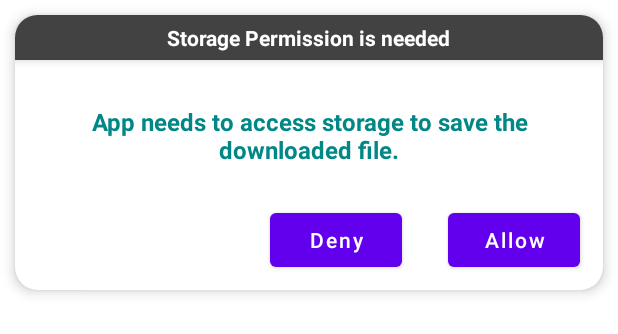
After one commit to Saawry/CmedFileDownload, an Android app: the layout dialog_ask_permission.xml on its own in the app's theme, with its tools: preview values and no code run, on a phone screen of 412 x 824 dp. The commit adds this screen. Shown: the top 334 px of the screen. Run offline under Robolectric (Android 15) with nearby library versions, the phone set to English and light mode, and no system bars.

Commit message:
Ask Runtime Storage Permission

```diff
--- a/app/build.gradle
+++ b/app/build.gradle
@@ -30,6 +30,9 @@ android {
     kotlinOptions {
         jvmTarget = '1.8'
     }
+    buildFeatures {
+        viewBinding true
+    }
 }
 
 dependencies {
--- a/app/src/main/AndroidManifest.xml
+++ b/app/src/main/AndroidManifest.xml
@@ -1,6 +1,11 @@
 <?xml version="1.0" encoding="utf-8"?>
 <manifest xmlns:android="http://schemas.android.com/apk/res/android"
     xmlns:tools="http://schemas.android.com/tools">
+
+    <uses-permission android:name="android.permission.INTERNET" />
+    <uses-permission android:name="android.permission.WRITE_EXTERNAL_STORAGE"
+        tools:ignore="ScopedStorage" />
+
 
     <application
         android:allowBackup="true"
@@ -8,6 +13,7 @@
         android:fullBackupContent="@xml/backup_rules"
         android:icon="@mipmap/ic_launcher"
         android:label="@string/app_name"
+        android:usesCleartextTraffic="true"
         android:supportsRtl="true"
         android:theme="@style/Theme.FileDownload"
         tools:targetApi="31">
--- /dev/null
+++ b/app/src/main/res/layout/dialog_ask_permission.xml
@@ -0,0 +1,105 @@
+<?xml version="1.0" encoding="utf-8"?>
+<androidx.cardview.widget.CardView xmlns:android="http://schemas.android.com/apk/res/android"
+    xmlns:app="http://schemas.android.com/apk/res-auto"
+    android:layout_width="match_parent"
+    android:layout_height="wrap_content"
+    android:layout_margin="10dp"
+    app:cardCornerRadius="15dp"
+    app:cardElevation="5dp">
+
+    <RelativeLayout
+        android:layout_width="match_parent"
+        android:layout_height="wrap_content">
+
+        <RelativeLayout
+            android:id="@+id/title_lay"
+            android:layout_width="match_parent"
+            android:layout_height="wrap_content"
+            android:background="@color/cardview_dark_background"
+            android:elevation="4dp">
+
+            <androidx.appcompat.widget.AppCompatTextView
+                android:id="@+id/title_tv"
+                android:layout_width="wrap_content"
+                android:layout_height="wrap_content"
+                android:layout_alignParentTop="true"
+                android:layout_centerHorizontal="true"
+                android:layout_marginStart="5dp"
+                android:layout_marginTop="5dp"
+                android:layout_marginEnd="5dp"
+                android:text="@string/storage_permission"
+                android:layout_marginBottom="5dp"
+                android:textColor="@color/white"
+                android:textStyle="bold" />
+
+
+        </RelativeLayout>
+
+        <androidx.appcompat.widget.LinearLayoutCompat
+            android:layout_width="match_parent"
+            android:layout_height="wrap_content"
+            android:layout_below="@+id/title_lay"
+            android:orientation="vertical">
+
+            <TextView
+                android:id="@+id/tv_msg"
+                android:layout_width="match_parent"
+                android:layout_height="wrap_content"
+                android:layout_marginStart="5dp"
+                android:layout_marginEnd="5dp"
+                android:layout_weight="1"
+                android:drawablePadding="5dp"
+                android:padding="10dp"
+                android:layout_marginTop="20dp"
+                android:text="@string/storage_permission_disclosure"
+                android:textAlignment="center"
+                android:textColor="@color/teal_700"
+                android:textCursorDrawable="@null"
+                android:textSize="16sp"
+                android:textStyle="bold" />
+
+
+            <androidx.appcompat.widget.LinearLayoutCompat
+                android:layout_width="match_parent"
+                android:layout_height="wrap_content"
+                android:gravity="end"
+                android:orientation="horizontal">
+
+                <Button
+                    android:id="@+id/btn_cancel"
+                    android:layout_width="wrap_content"
+                    android:layout_height="wrap_content"
+                    android:layout_alignParentBottom="true"
+                    android:layout_marginStart="15dp"
+                    android:layout_marginTop="15dp"
+                    android:layout_marginEnd="15dp"
+                    android:layout_marginBottom="5dp"
+                    android:text="@string/don_t_allow"
+                    android:textAllCaps="false"
+                    android:textColor="@color/white" />
+
+                <Button
+                    android:id="@+id/btn_ok"
+                    android:layout_width="wrap_content"
+                    android:layout_height="wrap_content"
+                    android:layout_alignParentBottom="true"
+                    android:layout_marginStart="15dp"
+                    android:layout_marginTop="15dp"
+                    android:layout_marginEnd="15dp"
+                    android:layout_marginBottom="5dp"
+                    android:text="@string/allow"
+                    android:textAllCaps="false"
+                    android:textColor="@color/white" />
+            </androidx.appcompat.widget.LinearLayoutCompat>
+
+
+            <com.google.android.material.progressindicator.LinearProgressIndicator
+                android:id="@+id/loading_bar"
+                android:layout_width="match_parent"
+                android:layout_height="wrap_content"
+                android:indeterminate="true"
+                android:visibility="invisible" />
+        </androidx.appcompat.widget.LinearLayoutCompat>
+    </RelativeLayout>
+
+</androidx.cardview.widget.CardView>
--- a/app/src/main/res/values-night/themes.xml
+++ b/app/src/main/res/values-night/themes.xml
@@ -1,13 +1,13 @@
 <resources xmlns:tools="http://schemas.android.com/tools">
     <!-- Base application theme. -->
-    <style name="Theme.FileDownload" parent="Theme.MaterialComponents.DayNight.DarkActionBar">
+    <style name="Theme.FileDownload" parent="Theme.MaterialComponents.Light.DarkActionBar">
         <!-- Primary brand color. -->
-        <item name="colorPrimary">@color/purple_200</item>
+        <item name="colorPrimary">@color/purple_500</item>
         <item name="colorPrimaryVariant">@color/purple_700</item>
-        <item name="colorOnPrimary">@color/black</item>
+        <item name="colorOnPrimary">@color/white</item>
         <!-- Secondary brand color. -->
         <item name="colorSecondary">@color/teal_200</item>
-        <item name="colorSecondaryVariant">@color/teal_200</item>
+        <item name="colorSecondaryVariant">@color/teal_700</item>
         <item name="colorOnSecondary">@color/black</item>
         <!-- Status bar color. -->
         <item name="android:statusBarColor">?attr/colorPrimaryVariant</item>
--- a/app/src/main/res/values/strings.xml
+++ b/app/src/main/res/values/strings.xml
@@ -1,3 +1,10 @@
 <resources>
     <string name="app_name">FileDownload</string>
+    <string name="ok">OK</string>
+    <string name="don_t_allow">Deny</string>
+    <string name="allow">Allow</string>
+    <string name="settings">Settings</string>
+    <string name="cancel">Cancel</string>
+    <string name="storage_permission">Storage Permission is needed</string>
+    <string name="storage_permission_disclosure">App needs to access storage to save the downloaded file.</string>
 </resources>
--- a/app/src/main/res/values/themes.xml
+++ b/app/src/main/res/values/themes.xml
@@ -1,6 +1,6 @@
 <resources xmlns:tools="http://schemas.android.com/tools">
     <!-- Base application theme. -->
-    <style name="Theme.FileDownload" parent="Theme.MaterialComponents.DayNight.DarkActionBar">
+    <style name="Theme.FileDownload" parent="Theme.MaterialComponents.Light.DarkActionBar">
         <!-- Primary brand color. -->
         <item name="colorPrimary">@color/purple_500</item>
         <item name="colorPrimaryVariant">@color/purple_700</item>
```
Also changed, not shown: app/src/main/java/com/mostafiz/cmed/filedownload/Constants.kt (added, +7 -0 lines), app/src/main/java/com/mostafiz/cmed/filedownload/MainActivity.kt (+139 -0 lines).
